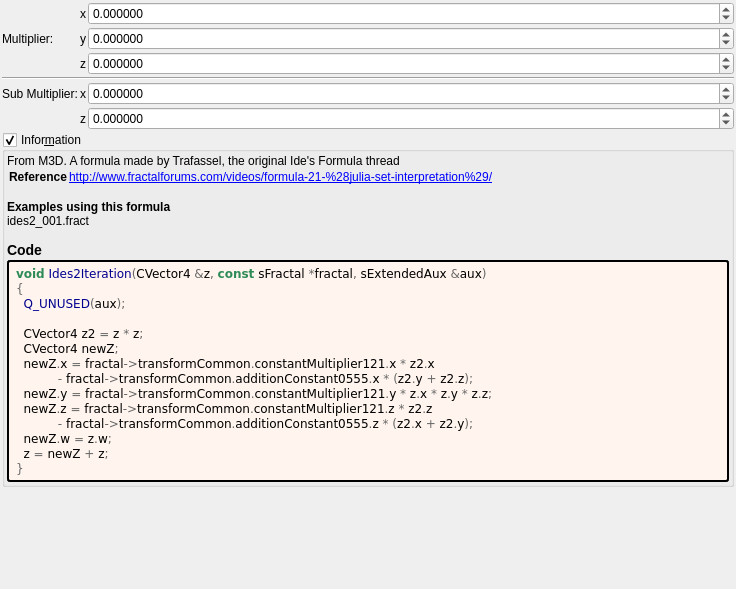
This is mandelbulber2/formula/ui/ides2.ui in buddhi1980/mandelbulber2 as Qt 5 draws it before an edit. The edited form follows.
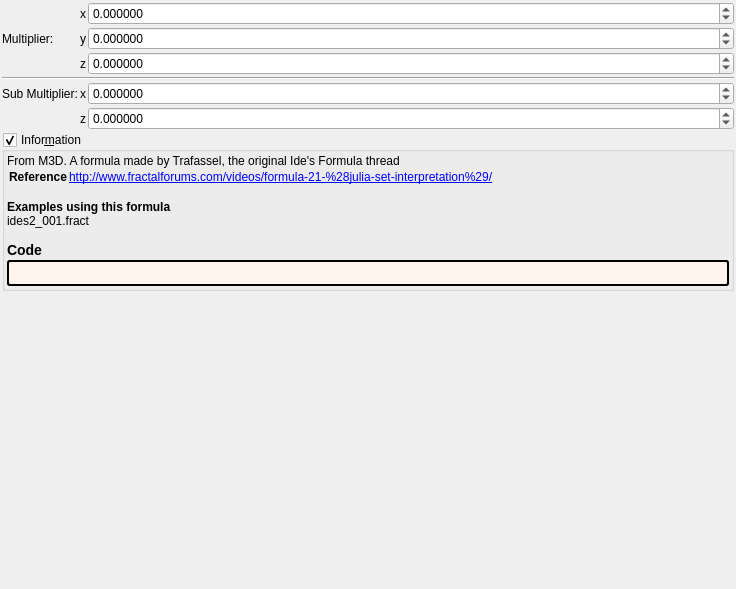
This is the edited form. Custom widgets are drawn as their Qt base class.

Diff of the .ui file:
```diff
--- a/mandelbulber2/formula/ui/ides2.ui
+++ b/mandelbulber2/formula/ui/ides2.ui
@@ -285,23 +285,7 @@
          <string notr="true">border-style: outset; border-width: 2px; border-radius: 3px; border-color: black; background-color: #fff5ee; padding: 4px;</string>
         </property>
         <property name="text">
-         <string notr="true">&lt;body style=&quot;background-color:#fff5ee&quot;&gt;
-&lt;pre style=&quot;color:#000000; background-color:#fff5ee;  font-family:'Courier New',monospace;&quot;&gt;&lt;span style=&quot;color:#2e8b57; font-weight:bold&quot;&gt;void&lt;/span&gt; &lt;span style=&quot;color:#00008f&quot;&gt;Ides2Iteration&lt;/span&gt;&lt;span style=&quot;color:#676767&quot;&gt;(&lt;/span&gt;CVector4 &lt;span style=&quot;color:#676767&quot;&gt;&amp;amp;&lt;/span&gt;z&lt;span style=&quot;color:#676767&quot;&gt;,&lt;/span&gt; &lt;span style=&quot;color:#2e8b57; font-weight:bold&quot;&gt;const&lt;/span&gt; sFractal &lt;span style=&quot;color:#676767&quot;&gt;*&lt;/span&gt;fractal&lt;span style=&quot;color:#676767&quot;&gt;,&lt;/span&gt; sExtendedAux &lt;span style=&quot;color:#676767&quot;&gt;&amp;amp;&lt;/span&gt;aux&lt;span style=&quot;color:#676767&quot;&gt;)&lt;/span&gt;
-&lt;span style=&quot;color:#676767&quot;&gt;{&lt;/span&gt;
-  &lt;span style=&quot;color:#00008f&quot;&gt;Q_UNUSED&lt;/span&gt;&lt;span style=&quot;color:#676767&quot;&gt;(&lt;/span&gt;aux&lt;span style=&quot;color:#676767&quot;&gt;);&lt;/span&gt;
-
-  CVector4 z2 &lt;span style=&quot;color:#676767&quot;&gt;=&lt;/span&gt; z &lt;span style=&quot;color:#676767&quot;&gt;*&lt;/span&gt; z&lt;span style=&quot;color:#676767&quot;&gt;;&lt;/span&gt;
-  CVector4 newZ&lt;span style=&quot;color:#676767&quot;&gt;;&lt;/span&gt;
-  newZ&lt;span style=&quot;color:#676767&quot;&gt;.&lt;/span&gt;x &lt;span style=&quot;color:#676767&quot;&gt;=&lt;/span&gt; fractal&lt;span style=&quot;color:#676767&quot;&gt;-&amp;gt;&lt;/span&gt;transformCommon&lt;span style=&quot;color:#676767&quot;&gt;.&lt;/span&gt;constantMultiplier121&lt;span style=&quot;color:#676767&quot;&gt;.&lt;/span&gt;x &lt;span style=&quot;color:#676767&quot;&gt;*&lt;/span&gt; z2&lt;span style=&quot;color:#676767&quot;&gt;.&lt;/span&gt;x
-           &lt;span style=&quot;color:#676767&quot;&gt;-&lt;/span&gt; fractal&lt;span style=&quot;color:#676767&quot;&gt;-&amp;gt;&lt;/span&gt;transformCommon&lt;span style=&quot;color:#676767&quot;&gt;.&lt;/span&gt;additionConstant0555&lt;span style=&quot;color:#676767&quot;&gt;.&lt;/span&gt;x &lt;span style=&quot;color:#676767&quot;&gt;* (&lt;/span&gt;z2&lt;span style=&quot;color:#676767&quot;&gt;.&lt;/span&gt;y &lt;span style=&quot;color:#676767&quot;&gt;+&lt;/span&gt; z2&lt;span style=&quot;color:#676767&quot;&gt;.&lt;/span&gt;z&lt;span style=&quot;color:#676767&quot;&gt;);&lt;/span&gt;
-  newZ&lt;span style=&quot;color:#676767&quot;&gt;.&lt;/span&gt;y &lt;span style=&quot;color:#676767&quot;&gt;=&lt;/span&gt; fractal&lt;span style=&quot;color:#676767&quot;&gt;-&amp;gt;&lt;/span&gt;transformCommon&lt;span style=&quot;color:#676767&quot;&gt;.&lt;/span&gt;constantMultiplier121&lt;span style=&quot;color:#676767&quot;&gt;.&lt;/span&gt;y &lt;span style=&quot;color:#676767&quot;&gt;*&lt;/span&gt; z&lt;span style=&quot;color:#676767&quot;&gt;.&lt;/span&gt;x &lt;span style=&quot;color:#676767&quot;&gt;*&lt;/span&gt; z&lt;span style=&quot;color:#676767&quot;&gt;.&lt;/span&gt;y &lt;span style=&quot;color:#676767&quot;&gt;*&lt;/span&gt; z&lt;span style=&quot;color:#676767&quot;&gt;.&lt;/span&gt;z&lt;span style=&quot;color:#676767&quot;&gt;;&lt;/span&gt;
-  newZ&lt;span style=&quot;color:#676767&quot;&gt;.&lt;/span&gt;z &lt;span style=&quot;color:#676767&quot;&gt;=&lt;/span&gt; fractal&lt;span style=&quot;color:#676767&quot;&gt;-&amp;gt;&lt;/span&gt;transformCommon&lt;span style=&quot;color:#676767&quot;&gt;.&lt;/span&gt;constantMultiplier121&lt;span style=&quot;color:#676767&quot;&gt;.&lt;/span&gt;z &lt;span style=&quot;color:#676767&quot;&gt;*&lt;/span&gt; z2&lt;span style=&quot;color:#676767&quot;&gt;.&lt;/span&gt;z
-           &lt;span style=&quot;color:#676767&quot;&gt;-&lt;/span&gt; fractal&lt;span style=&quot;color:#676767&quot;&gt;-&amp;gt;&lt;/span&gt;transformCommon&lt;span style=&quot;color:#676767&quot;&gt;.&lt;/span&gt;additionConstant0555&lt;span style=&quot;color:#676767&quot;&gt;.&lt;/span&gt;z &lt;span style=&quot;color:#676767&quot;&gt;* (&lt;/span&gt;z2&lt;span style=&quot;color:#676767&quot;&gt;.&lt;/span&gt;x &lt;span style=&quot;color:#676767&quot;&gt;+&lt;/span&gt; z2&lt;span style=&quot;color:#676767&quot;&gt;.&lt;/span&gt;y&lt;span style=&quot;color:#676767&quot;&gt;);&lt;/span&gt;
-  newZ&lt;span style=&quot;color:#676767&quot;&gt;.&lt;/span&gt;w &lt;span style=&quot;color:#676767&quot;&gt;=&lt;/span&gt; z&lt;span style=&quot;color:#676767&quot;&gt;.&lt;/span&gt;w&lt;span style=&quot;color:#676767&quot;&gt;;&lt;/span&gt;
-  z &lt;span style=&quot;color:#676767&quot;&gt;=&lt;/span&gt; newZ &lt;span style=&quot;color:#676767&quot;&gt;+&lt;/span&gt; z&lt;span style=&quot;color:#676767&quot;&gt;;&lt;/span&gt;
-&lt;span style=&quot;color:#676767&quot;&gt;}&lt;/span&gt;
-&lt;/pre&gt;
-&lt;/body&gt;</string>
+         <string notr="true"></string>
         </property>
         <property name="wordWrap">
          <bool>true</bool>
```
